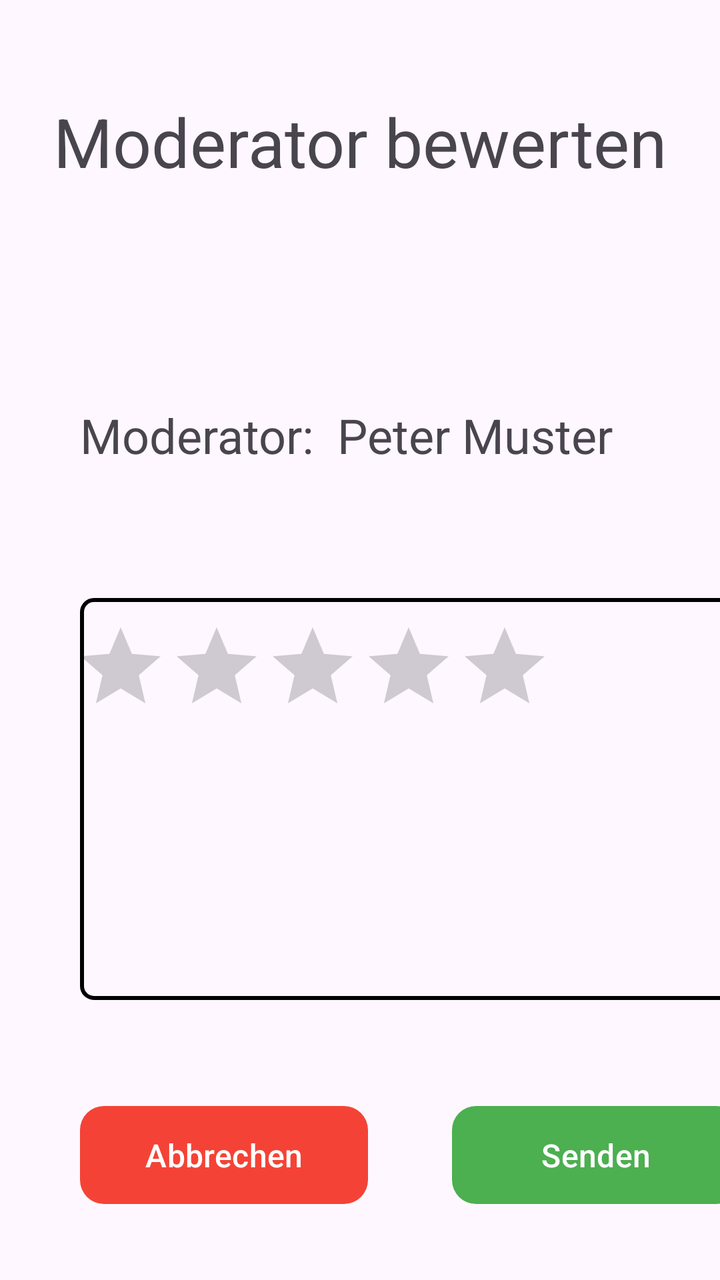
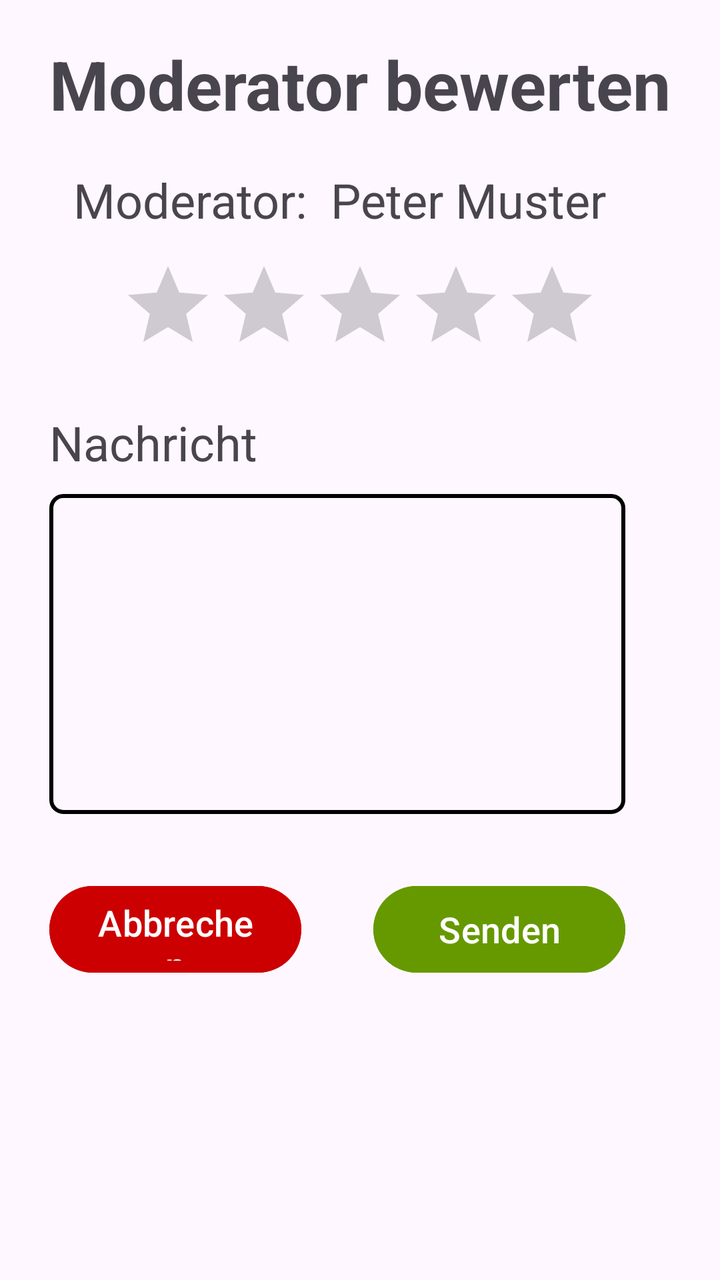

Before-and-after screenshots of an Android layout around one commit, followed by the original layout XML and the change that was made.
<!-- AndroidManifest.xml: application theme Theme.RadioApp -->
<!-- res/layout/fragment_rate_moderator.xml -->
<androidx.constraintlayout.widget.ConstraintLayout xmlns:android="http://schemas.android.com/apk/res/android"
    xmlns:app="http://schemas.android.com/apk/res-auto"
    xmlns:tools="http://schemas.android.com/tools"
    android:id="@+id/main"
    android:layout_width="match_parent"
    android:layout_height="match_parent"
    android:exported="true">

    <RatingBar
        android:id="@+id/ratingBarModerator"
        android:layout_width="wrap_content"
        android:layout_height="wrap_content"
        android:layout_marginTop="76dp"
        android:layout_marginEnd="84dp"
        android:max="5"
        android:numStars="5"
        app:layout_constraintEnd_toEndOf="parent"
        app:layout_constraintHorizontal_bias="0.957"
        app:layout_constraintStart_toStartOf="@+id/labelSongTitle"
        app:layout_constraintTop_toBottomOf="@+id/labelSongTitle" />

    <TextView
        android:id="@+id/labelActivityTitle"
        android:layout_width="wrap_content"
        android:layout_height="wrap_content"
        android:layout_marginTop="48dp"
        android:text="@string/moderator_rating.fragmentTitle.label"
        android:textSize="34sp"
        app:layout_constraintEnd_toEndOf="parent"
        app:layout_constraintHorizontal_bias="0.498"
        app:layout_constraintStart_toStartOf="parent"
        app:layout_constraintTop_toTopOf="parent" />

    <TextView
        android:id="@+id/textViewCurrentModerator"
        android:layout_width="200dp"
        android:layout_height="33dp"
        android:layout_marginStart="12dp"
        android:text="@string/moderator_rating.moderatorName.defaultValue"
        android:textSize="24sp"
        app:layout_constraintEnd_toEndOf="parent"
        app:layout_constraintHorizontal_bias="0.023"
        app:layout_constraintStart_toEndOf="@+id/labelSongTitle"
        app:layout_constraintTop_toTopOf="@+id/labelSongTitle" />

    <TextView
        android:id="@+id/labelSongTitle"
        android:layout_width="wrap_content"
        android:layout_height="wrap_content"
        android:layout_marginStart="40dp"
        android:layout_marginTop="108dp"
        android:labelFor="@+id/labelSongTitle"
        android:text="@string/moderator_rating.moderatorName.label"
        android:textSize="24sp"
        app:layout_constraintStart_toStartOf="parent"
        app:layout_constraintTop_toBottomOf="@+id/labelActivityTitle" />

    <TextView
        android:id="@+id/labelModeratorAdditionalMessage"
        android:layout_width="wrap_content"
        android:layout_height="wrap_content"
        android:layout_marginBottom="392dp"
        android:text="@string/moderator_rating.moderatorMessage.label"
        android:textSize="24sp"
        app:layout_constraintBottom_toBottomOf="parent"
        app:layout_constraintStart_toStartOf="@+id/labelSongTitle"
        app:layout_constraintTop_toBottomOf="@+id/ratingBarModerator" />

    <EditText
        android:id="@+id/editTextAdditionalMessage"
        android:layout_width="330dp"
        android:layout_height="201dp"
        android:layout_marginTop="8dp"
        android:background="@drawable/text_field_boarder"
        android:ems="10"
        android:gravity="start|top"
        android:inputType="textMultiLine"
        android:textSize="16sp"
        app:backgroundTint="@null"
        app:layout_constraintStart_toStartOf="@+id/labelModeratorAdditionalMessage"
        app:layout_constraintTop_toBottomOf="@+id/labelModeratorAdditionalMessage" />

    <Button
        android:id="@+id/btnCancel"
        android:layout_width="144dp"
        android:layout_height="49dp"
        android:layout_marginTop="53dp"
        android:background="@drawable/button_shape_cancel"
        android:text="@string/moderator_rating.buttonCancel.label"
        android:textSize="16sp"
        app:backgroundTint="@null"
        app:layout_constraintStart_toStartOf="@+id/editTextAdditionalMessage"
        app:layout_constraintTop_toBottomOf="@+id/editTextAdditionalMessage" />

    <Button
        android:id="@+id/btnConfirm"
        android:layout_width="144dp"
        android:layout_height="49dp"
        android:background="@drawable/button_shape_confirm"
        android:text="@string/moderator_rating.buttonConfirm.label"
        android:textSize="16sp"
        app:backgroundTint="@null"
        app:layout_constraintBottom_toBottomOf="@+id/btnCancel"
        app:layout_constraintEnd_toEndOf="@+id/editTextAdditionalMessage"
        app:layout_constraintTop_toTopOf="@+id/btnCancel" />


</androidx.constraintlayout.widget.ConstraintLayout>
<!-- resources referenced by this layout -->
<resources>
  <!-- drawable button_shape_cancel (drawable) -->
  <shape xmlns:android="http://schemas.android.com/apk/res/android"
      android:shape="rectangle">
  
      <solid android:color="#F44336" />
  
      <corners android:radius="12dp" />
  
      <padding
          android:left="16dp"
          android:top="10dp"
          android:right="16dp"
          android:bottom="10dp" />
  </shape>
  <!-- drawable button_shape_confirm (drawable) -->
  <shape xmlns:android="http://schemas.android.com/apk/res/android"
      android:shape="rectangle">
  
      <solid android:color="#4CAF50" />
  
      <corners android:radius="12dp" />
  
      <padding
          android:left="16dp"
          android:top="10dp"
          android:right="16dp"
          android:bottom="10dp" />
  </shape>
  <!-- drawable text_field_boarder (drawable) -->
  <shape xmlns:android="http://schemas.android.com/apk/res/android"
      android:shape="rectangle">
  
      <solid android:color="@android:color/transparent" />
  
      <stroke
          android:width="2dp"
          android:color="#000000" />
  
      <corners android:radius="6dp" />
  
      <padding
          android:left="8dp"
          android:top="8dp"
          android:right="8dp"
          android:bottom="8dp" />
  </shape>
  <string name="moderator_rating.buttonCancel.label">Abbrechen</string>
  <string name="moderator_rating.buttonConfirm.label">Senden</string>
  <string name="moderator_rating.fragmentTitle.label">Moderator bewerten</string>
  <string name="moderator_rating.moderatorMessage.label">Nachricht</string>
  <string name="moderator_rating.moderatorName.defaultValue">Peter Muster</string>
  <string name="moderator_rating.moderatorName.label">Moderator:</string>
  <style name="Theme.RadioApp" parent="Base.Theme.RadioApp" />
  <style name="Base.Theme.RadioApp" parent="Theme.Material3.DayNight.NoActionBar">
          
          
      </style>
</resources>

<!-- the commit's change to res/layout/fragment_rate_moderator.xml (unified diff, before → after) -->
@@ -1,108 +1,155 @@
-<androidx.constraintlayout.widget.ConstraintLayout xmlns:android="http://schemas.android.com/apk/res/android"
+<?xml version="1.0" encoding="utf-8"?>
+<androidx.constraintlayout.widget.ConstraintLayout
+    xmlns:android="http://schemas.android.com/apk/res/android"
     xmlns:app="http://schemas.android.com/apk/res-auto"
-    xmlns:tools="http://schemas.android.com/tools"
     android:id="@+id/main"
     android:layout_width="match_parent"
-    android:layout_height="match_parent"
-    android:exported="true">
+    android:layout_height="match_parent">
+
+    <View
+        android:id="@+id/spacerTop"
+        android:layout_width="0dp"
+        android:layout_height="0dp"
+        app:layout_constraintHeight_percent="0.03"
+        app:layout_constraintTop_toTopOf="parent"
+        app:layout_constraintStart_toStartOf="parent"
+        app:layout_constraintEnd_toEndOf="parent" />
+
+    <TextView
+        android:id="@+id/labelActivityTitle"
+        android:layout_width="wrap_content"
+        android:layout_height="wrap_content"
+        android:text="@string/moderator_rating.fragmentTitle.label"
+        android:textSize="34sp"
+        android:textStyle="bold"
+        app:layout_constraintEnd_toEndOf="parent"
+        app:layout_constraintStart_toStartOf="parent"
+        app:layout_constraintTop_toBottomOf="@+id/spacerTop" />
+
+    <View
+        android:id="@+id/spacer1"
+        android:layout_width="0dp"
+        android:layout_height="0dp"
+        app:layout_constraintEnd_toEndOf="parent"
+        app:layout_constraintHeight_percent="0.03"
+        app:layout_constraintStart_toStartOf="parent"
+        app:layout_constraintTop_toBottomOf="@+id/labelActivityTitle" />
+
+    <TextView
+        android:id="@+id/labelSongTitle"
+        android:layout_width="wrap_content"
+        android:layout_height="wrap_content"
+        android:layout_marginStart="12dp"
+        android:text="@string/moderator_rating.moderatorName.label"
+        android:textSize="24sp"
+        app:layout_constraintStart_toStartOf="@+id/labelActivityTitle"
+        app:layout_constraintTop_toBottomOf="@+id/spacer1" />
+
+    <TextView
+        android:id="@+id/textViewCurrentModerator"
+        android:layout_width="wrap_content"
+        android:layout_height="wrap_content"
+        android:text="@string/moderator_rating.moderatorName.defaultValue"
+        android:textSize="24sp"
+        app:layout_constraintEnd_toEndOf="parent"
+        app:layout_constraintHorizontal_bias="0.174"
+        app:layout_constraintStart_toEndOf="@+id/labelSongTitle"
+        app:layout_constraintTop_toTopOf="@+id/labelSongTitle"
+        app:layout_constraintWidth_percent="0.45" />
+
+    <View
+        android:id="@+id/spacer2"
+        android:layout_width="0dp"
+        android:layout_height="0dp"
+        app:layout_constraintEnd_toEndOf="parent"
+        app:layout_constraintHeight_percent="0.02"
+        app:layout_constraintStart_toStartOf="parent"
+        app:layout_constraintTop_toBottomOf="@+id/labelSongTitle" />
 
     <RatingBar
         android:id="@+id/ratingBarModerator"
         android:layout_width="wrap_content"
         android:layout_height="wrap_content"
-        android:layout_marginTop="76dp"
-        android:layout_marginEnd="84dp"
         android:max="5"
         android:numStars="5"
         app:layout_constraintEnd_toEndOf="parent"
-        app:layout_constraintHorizontal_bias="0.957"
-        app:layout_constraintStart_toStartOf="@+id/labelSongTitle"
-        app:layout_constraintTop_toBottomOf="@+id/labelSongTitle" />
+        app:layout_constraintStart_toStartOf="parent"
+        app:layout_constraintTop_toBottomOf="@+id/spacer2" />
 
-    <TextView
-        android:id="@+id/labelActivityTitle"
-        android:layout_width="wrap_content"
-        android:layout_height="wrap_content"
-        android:layout_marginTop="48dp"
-        android:text="@string/moderator_rating.fragmentTitle.label"
-        android:textSize="34sp"
+    <View
+        android:id="@+id/spacer3"
+        android:layout_width="0dp"
+        android:layout_height="0dp"
         app:layout_constraintEnd_toEndOf="parent"
-        app:layout_constraintHorizontal_bias="0.498"
+        app:layout_constraintHeight_percent="0.03"
         app:layout_constraintStart_toStartOf="parent"
-        app:layout_constraintTop_toTopOf="parent" />
-
-    <TextView
-        android:id="@+id/textViewCurrentModerator"
-        android:layout_width="200dp"
-        android:layout_height="33dp"
-        android:layout_marginStart="12dp"
-        android:text="@string/moderator_rating.moderatorName.defaultValue"
-        android:textSize="24sp"
-        app:layout_constraintEnd_toEndOf="parent"
-        app:layout_constraintHorizontal_bias="0.023"
-        app:layout_constraintStart_toEndOf="@+id/labelSongTitle"
-        app:layout_constraintTop_toTopOf="@+id/labelSongTitle" />
-
-    <TextView
-        android:id="@+id/labelSongTitle"
-        android:layout_width="wrap_content"
-        android:layout_height="wrap_content"
-        android:layout_marginStart="40dp"
-        android:layout_marginTop="108dp"
-        android:labelFor="@+id/labelSongTitle"
-        android:text="@string/moderator_rating.moderatorName.label"
-        android:textSize="24sp"
-        app:layout_constraintStart_toStartOf="parent"
-        app:layout_constraintTop_toBottomOf="@+id/labelActivityTitle" />
+        app:layout_constraintTop_toBottomOf="@+id/ratingBarModerator" />
 
     <TextView
         android:id="@+id/labelModeratorAdditionalMessage"
         android:layout_width="wrap_content"
         android:layout_height="wrap_content"
-        android:layout_marginBottom="392dp"
         android:text="@string/moderator_rating.moderatorMessage.label"
         android:textSize="24sp"
-        app:layout_constraintBottom_toBottomOf="parent"
-        app:layout_constraintStart_toStartOf="@+id/labelSongTitle"
-        app:layout_constraintTop_toBottomOf="@+id/ratingBarModerator" />
+        app:layout_constraintStart_toStartOf="@+id/labelActivityTitle"
+        app:layout_constraintTop_toBottomOf="@+id/spacer3" />
+
+    <View
+        android:id="@+id/spacer4"
+        android:layout_width="0dp"
+        android:layout_height="0dp"
+        app:layout_constraintEnd_toEndOf="parent"
+        app:layout_constraintHeight_percent="0.015"
+        app:layout_constraintStart_toStartOf="parent"
+        app:layout_constraintTop_toBottomOf="@+id/labelModeratorAdditionalMessage" />
 
     <EditText
         android:id="@+id/editTextAdditionalMessage"
-        android:layout_width="330dp"
-        android:layout_height="201dp"
-        android:layout_marginTop="8dp"
+        android:layout_width="0dp"
+        android:layout_height="0dp"
         android:background="@drawable/text_field_boarder"
-        android:ems="10"
         android:gravity="start|top"
         android:inputType="textMultiLine"
         android:textSize="16sp"
-        app:backgroundTint="@null"
+        app:layout_constraintEnd_toEndOf="parent"
+        app:layout_constraintHeight_percent="0.25"
+        app:layout_constraintHorizontal_bias="0.0"
         app:layout_constraintStart_toStartOf="@+id/labelModeratorAdditionalMessage"
-        app:layout_constraintTop_toBottomOf="@+id/labelModeratorAdditionalMessage" />
+        app:layout_constraintTop_toBottomOf="@+id/spacer4"
+        app:layout_constraintWidth_percent="0.8" />
+
+    <View
+        android:id="@+id/spacer5"
+        android:layout_width="0dp"
+        android:layout_height="0dp"
+        app:layout_constraintHeight_percent="0.05"
+        app:layout_constraintTop_toBottomOf="@+id/editTextAdditionalMessage"
+        app:layout_constraintStart_toStartOf="parent"
+        app:layout_constraintEnd_toEndOf="parent" />
 
     <Button
         android:id="@+id/btnCancel"
-        android:layout_width="144dp"
-        android:layout_height="49dp"
-        android:layout_marginTop="53dp"
-        android:background="@drawable/button_shape_cancel"
+        android:layout_width="0dp"
+        android:layout_height="0dp"
+        android:backgroundTint="@android:color/holo_red_dark"
         android:text="@string/moderator_rating.buttonCancel.label"
-        android:textSize="16sp"
-        app:backgroundTint="@null"
+        android:textSize="18sp"
+        app:layout_constraintWidth_percent="0.35"
+        app:layout_constraintHeight_percent="0.08"
         app:layout_constraintStart_toStartOf="@+id/editTextAdditionalMessage"
-        app:layout_constraintTop_toBottomOf="@+id/editTextAdditionalMessage" />
+        app:layout_constraintTop_toBottomOf="@+id/spacer5" />
 
     <Button
         android:id="@+id/btnConfirm"
-        android:layout_width="144dp"
-        android:layout_height="49dp"
-        android:background="@drawable/button_shape_confirm"
+        android:layout_width="0dp"
+        android:layout_height="0dp"
+        android:backgroundTint="@android:color/holo_green_dark"
         android:text="@string/moderator_rating.buttonConfirm.label"
-        android:textSize="16sp"
-        app:backgroundTint="@null"
-        app:layout_constraintBottom_toBottomOf="@+id/btnCancel"
+        android:textSize="18sp"
+        app:layout_constraintWidth_percent="0.35"
+        app:layout_constraintHeight_percent="0.08"
         app:layout_constraintEnd_toEndOf="@+id/editTextAdditionalMessage"
-        app:layout_constraintTop_toTopOf="@+id/btnCancel" />
-
+        app:layout_constraintTop_toTopOf="@+id/btnCancel"
+        app:layout_constraintBottom_toBottomOf="@+id/btnCancel" />
 
 </androidx.constraintlayout.widget.ConstraintLayout>
<!-- resource entries referenced after the edit -->
@@ -1,33 +1,5 @@
 <!-- resources referenced by this layout -->
 <resources>
-  <!-- drawable button_shape_cancel (drawable) -->
-  <shape xmlns:android="http://schemas.android.com/apk/res/android"
-      android:shape="rectangle">
-  
-      <solid android:color="#F44336" />
-  
-      <corners android:radius="12dp" />
-  
-      <padding
-          android:left="16dp"
-          android:top="10dp"
-          android:right="16dp"
-          android:bottom="10dp" />
-  </shape>
-  <!-- drawable button_shape_confirm (drawable) -->
-  <shape xmlns:android="http://schemas.android.com/apk/res/android"
-      android:shape="rectangle">
-  
-      <solid android:color="#4CAF50" />
-  
-      <corners android:radius="12dp" />
-  
-      <padding
-          android:left="16dp"
-          android:top="10dp"
-          android:right="16dp"
-          android:bottom="10dp" />
-  </shape>
   <!-- drawable text_field_boarder (drawable) -->
   <shape xmlns:android="http://schemas.android.com/apk/res/android"
       android:shape="rectangle">
